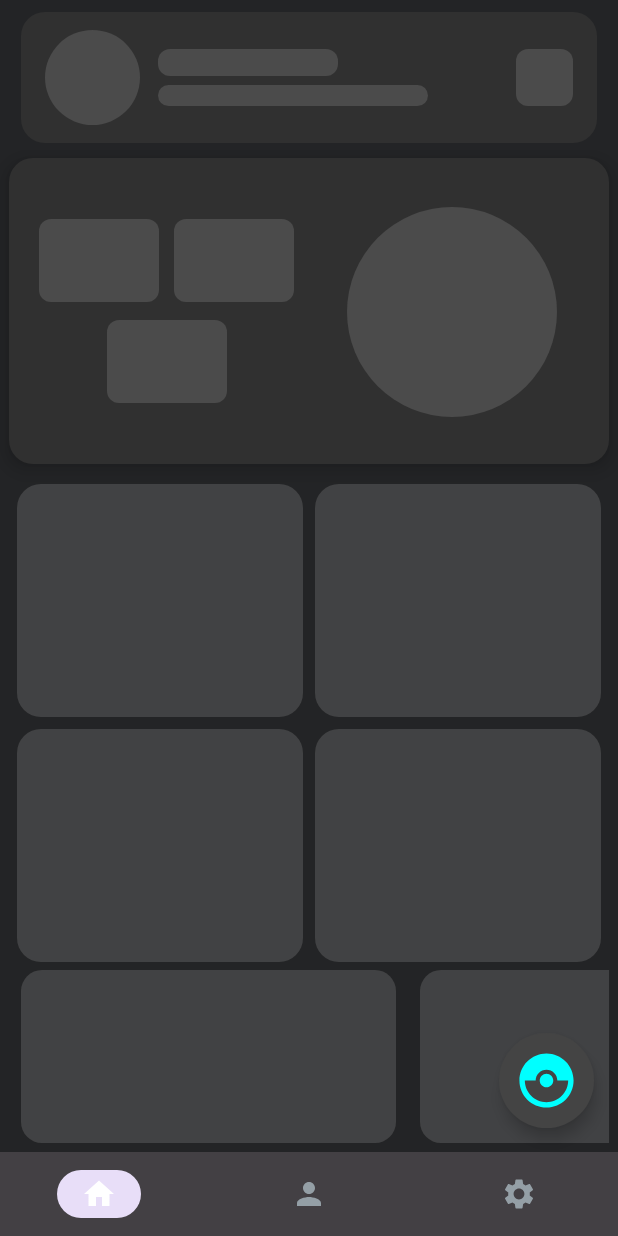
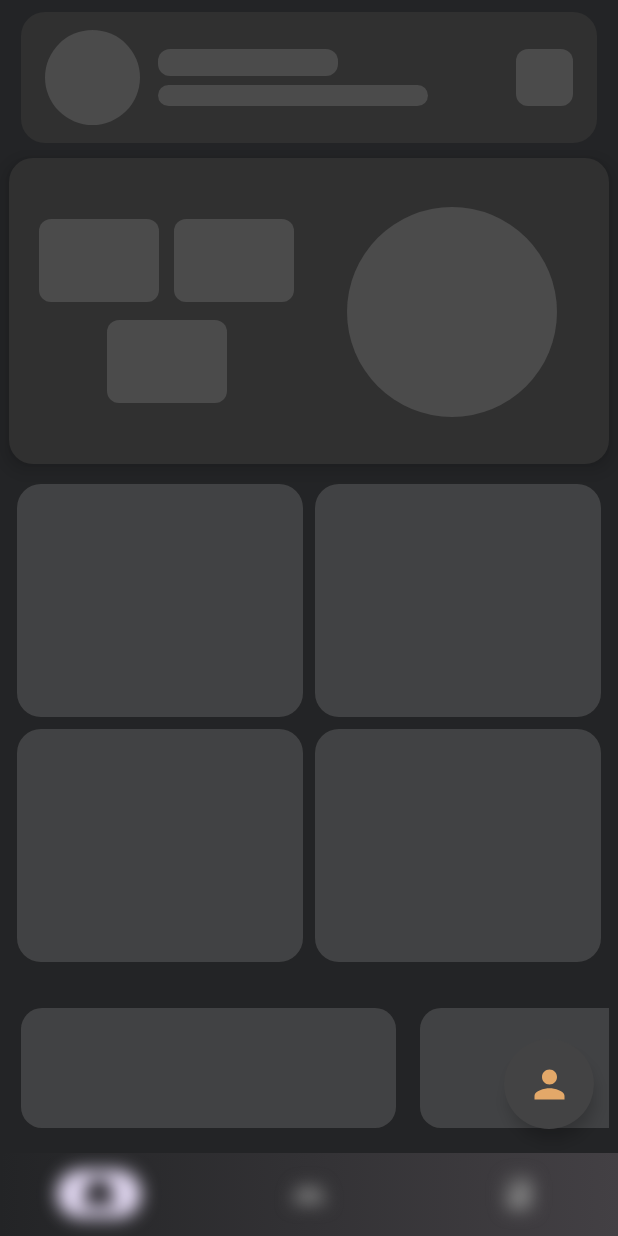
Before and after one commit to Yuvaraj-Rathod/Siddhi, an Android app built with Jetpack Compose: the HomeScreen screen opened through its navigation route, on a phone screen of 412 x 824 dp. Run offline under Robolectric (Android 15) with nearby library versions, the light colour scheme and no system bars; our stand-ins replace Dagger/Hilt's generated code, Shimmer, accompanist; pictures from the network do not load.

Commit message:
Updated HomeScreen UI

```diff
--- a/app/src/main/java/com/edtech/siddhi/screens/homescreen/BottomNavigationBar.kt
+++ b/app/src/main/java/com/edtech/siddhi/screens/homescreen/BottomNavigationBar.kt
@@ -1,12 +1,11 @@
 package com.edtech.siddhi.screens.homescreen
 
+import androidx.compose.animation.animateContentSize
 import androidx.compose.foundation.layout.fillMaxWidth
-import androidx.compose.foundation.layout.height
-import androidx.compose.foundation.layout.size
+
 import androidx.compose.material.icons.Icons
 import androidx.compose.material.icons.filled.Home
-import androidx.compose.material.icons.filled.Person
-import androidx.compose.material.icons.filled.Settings
+
 import androidx.compose.material3.Icon
 import androidx.compose.material3.NavigationBar
 import androidx.compose.material3.NavigationBarItem
@@ -18,55 +17,90 @@ import androidx.compose.ui.graphics.vector.ImageVector
 import androidx.compose.ui.unit.dp
 import androidx.navigation.NavController
 import androidx.navigation.compose.currentBackStackEntryAsState
-import com.edtech.siddhi.ui.theme.CadetGray
+
+import androidx.compose.foundation.background
+import androidx.compose.foundation.layout.Box
+import androidx.compose.foundation.layout.fillMaxSize
+import androidx.compose.foundation.layout.fillMaxWidth
+import androidx.compose.foundation.shape.RoundedCornerShape
+import androidx.compose.material3.*
+
+import androidx.compose.ui.draw.blur
+import androidx.compose.ui.draw.shadow
+
+import androidx.navigation.compose.rememberNavController
+import androidx.compose.foundation.layout.padding
+import androidx.compose.foundation.layout.height
+import androidx.compose.foundation.layout.wrapContentHeight
+import androidx.compose.foundation.layout.wrapContentSize
+
+import androidx.compose.material.icons.filled.Home
+import androidx.compose.material.icons.filled.Android
+import androidx.compose.material.icons.filled.Book
+import androidx.compose.ui.draw.clip
+import androidx.compose.ui.graphics.Brush
+import androidx.compose.ui.graphics.graphicsLayer
+import androidx.compose.ui.unit.sp
+import androidx.navigation.compose.currentBackStackEntryAsState
+import androidx.navigation.compose.NavHost
+import androidx.navigation.compose.composable
 import com.edtech.siddhi.ui.theme.DarkOnyx
+import com.edtech.siddhi.ui.theme.RaisinBlack
+import com.edtech.siddhi.ui.theme.SoftCaramel
+
+// Define bottom navigation items
+data class BottomNavItem(val route: String, val title: String, val icon: ImageVector)
 
 @Composable
-fun BottomNavigationBar(navController: NavController) {
-    val navigationItems = listOf(
-        NavigationItem.Home,
-        NavigationItem.Profile,
-        NavigationItem.Settings
+fun BottomNavBar(navController: NavController) {
+    val items = listOf(
+        BottomNavItem("home", "Home", Icons.Default.Home),
+        BottomNavItem("bot", "Bot", Icons.Default.Android),
+        BottomNavItem("dsa", "DSA", Icons.Default.Book)
     )
 
-    val currentRoute by navController.currentBackStackEntryAsState()
-    val selectedIndex = navigationItems.indexOfFirst { it.route == currentRoute?.destination?.route }
-        .takeIf { it != -1 } ?: 0
+    val navBackStackEntry = navController.currentBackStackEntryAsState()
+    val currentRoute = navBackStackEntry.value?.destination?.route
 
-    NavigationBar(
+    Box(
         modifier = Modifier
             .fillMaxWidth()
-            .height(56.dp), // Reduced height
-        containerColor = DarkOnyx
+            .height(55.dp)
+            .background(
+                brush = Brush.horizontalGradient( // Gradient from left to right
+                    colors = listOf(RaisinBlack, DarkOnyx)
+                )
+            )
+            .blur(10.dp) // Glass effect
     ) {
-        navigationItems.forEachIndexed { index, item ->
+        NavigationBar(
+            modifier = Modifier.fillMaxSize(),
+            containerColor = Color.Transparent // Keeps gradient visible
+        ) {
+            items.forEach { item ->
+                val isSelected = currentRoute == item.route
+
                 NavigationBarItem(
-                selected = selectedIndex == index,
+                    selected = isSelected,
                     onClick = {
-                    if (currentRoute?.destination?.route != item.route) {
-                        navController.navigate(item.route) {
-                            popUpTo(navController.graph.startDestinationId) { saveState = true }
-                            launchSingleTop = true
-                            restoreState = true
-                        }
+                        if (!isSelected) {
+                            navController.navigate(item.route)
                         }
                     },
                     icon = {
                         Icon(
-                        imageVector = item.icon,
+                            item.icon,
                             contentDescription = item.title,
-                        modifier = Modifier.size(24.dp), // Reduced icon size
-                        tint = if (selectedIndex == index) Color.White else CadetGray
+                            tint = if (isSelected) Color.Black else Color.Gray, // Highlight effect
+                            modifier = Modifier.graphicsLayer(
+                                scaleX = if (isSelected) 1.2f else 1.0f,
+                                scaleY = if (isSelected) 1.2f else 1.0f
+                            ).animateContentSize()
                         )
                     },
-                alwaysShowLabel = false // Hides labels for a cleaner look
+                    alwaysShowLabel = false
                 )
             }
         }
     }
-
-sealed class NavigationItem(val title: String, val icon: ImageVector, val route: String) {
-    object Home : NavigationItem("Home", Icons.Default.Home, "home")
-    object Profile : NavigationItem("Profile", Icons.Default.Person, "profile")
-    object Settings : NavigationItem("Settings", Icons.Default.Settings, "settings")
 }
--- a/app/src/main/java/com/edtech/siddhi/screens/homescreen/HomeScreen.kt
+++ b/app/src/main/java/com/edtech/siddhi/screens/homescreen/HomeScreen.kt
@@ -1,4 +1,5 @@
 package com.edtech.siddhi.screens.homescreen
+
 
 import CodingPlatformSection
 import androidx.compose.foundation.Image
@@ -9,6 +10,8 @@ import androidx.compose.foundation.shape.CircleShape
 import androidx.compose.foundation.verticalScroll
 import androidx.compose.material.icons.Icons
 import androidx.compose.material.icons.filled.Add
+import androidx.compose.material.icons.filled.AddAPhoto
+import androidx.compose.material.icons.filled.Android
 import androidx.compose.material.icons.filled.AssistWalker
 import androidx.compose.material.icons.filled.Assistant
 import androidx.compose.material.icons.filled.CatchingPokemon
@@ -22,6 +25,7 @@ import androidx.compose.material3.*
 import androidx.compose.runtime.*
 import androidx.compose.ui.Alignment
 import androidx.compose.ui.Modifier
+import androidx.compose.ui.graphics.Brush
 import androidx.compose.ui.graphics.Color
 import androidx.compose.ui.graphics.vector.ImageVector
 import androidx.compose.ui.text.font.FontWeight
@@ -52,7 +56,7 @@ fun HomeScreen(navController: NavController) {
     val isLoading = user == null || profile == null
 
     LaunchedEffect(Unit) {
-        viewModel.getUser("Ankush3323")
+        viewModel.getUser("Yuvaraj_Rathod_")
         viewModel.getProfile("Ankush3323")
     }
 
@@ -60,19 +64,19 @@ fun HomeScreen(navController: NavController) {
         floatingActionButton = {
             FloatingActionButton(
                 onClick = { navController.navigate("bot") },
-                containerColor = Color.DarkGray,
+                containerColor = Color(0xFF434344),
                 shape = CircleShape,
-                modifier = Modifier.size(63.dp)
+                modifier = Modifier.size(60.dp)
             ) {
                 Icon(
-                    imageVector = Icons.Filled.CatchingPokemon,
-                    contentDescription = "Add",
-                    tint = Color.Cyan,
-                    modifier = Modifier.size(43.dp)
+                    imageVector = Icons.Filled.Person,
+                    contentDescription = "person",
+                    tint =  Color(0xFFE3A869),
+                    modifier = Modifier.size(30.dp)
                 )
             }
         },
-        bottomBar = { BottomNavigationBar(navController) }
+        bottomBar = { BottomNavBar(navController) }
     ) { paddingValues ->
         Column(
             modifier = Modifier
@@ -81,23 +85,20 @@ fun HomeScreen(navController: NavController) {
                 .padding(horizontal = 6.dp, vertical = 6.dp),
             horizontalAlignment = Alignment.CenterHorizontally
         ) {
-            // Profile Section
+            // User Profile Section
             if (isLoading) ProfileSectionSkeleton() else ProfileSection(user, navController)
 
-            // LeetCode Profile Section
-            Box(modifier = Modifier.fillMaxWidth().height(220.dp)) {
-                if (isLoading) LeetCodeProfileSkeleton() else LeetCodeProfileSection(viewModel)
-            }
+
+            // Let code Profile Section
+            if (isLoading) LeetCodeProfileSkeleton() else LeetCodeProfileSection(viewModel)
+
 
             // Coding Platforms Section
             if (isLoading) CodingPlatformSkeleton() else CodingPlatformSection(Modifier.fillMaxWidth())
 
 
             // Subjects Section
-            if (isLoading) SubjectSkeleton() else SubjectSection(                               //CORE TOPICS
-                navController = navController,
-                modifier = Modifier.fillMaxWidth()
-            )
+            if (isLoading) SubjectSkeleton() else SubjectSection( navController = navController, modifier = Modifier.fillMaxWidth())
 
         }
     }
--- a/app/src/main/java/com/edtech/siddhi/screens/homescreen/SubjectSection.kt
+++ b/app/src/main/java/com/edtech/siddhi/screens/homescreen/SubjectSection.kt
@@ -104,7 +104,7 @@ fun SubjectCard(cardData: CardData) {
             Row(
                 modifier = Modifier
                     .align(Alignment.BottomEnd)
-                    .padding(bottom = 6.dp, end = 12.dp),
+                    .padding(bottom = 3.dp, end = 12.dp),
                 verticalAlignment = Alignment.CenterVertically
             ) {
                 Icon(
--- a/app/src/main/java/com/edtech/siddhi/skeletalloading/SubjectSectionSkeletalLoading.kt
+++ b/app/src/main/java/com/edtech/siddhi/skeletalloading/SubjectSectionSkeletalLoading.kt
@@ -5,6 +5,7 @@ import androidx.compose.foundation.layout.*
 import androidx.compose.foundation.lazy.LazyRow
 import androidx.compose.foundation.shape.RoundedCornerShape
 import androidx.compose.runtime.Composable
+import androidx.compose.ui.Modifier
 import androidx.compose.ui.unit.dp
 
 
@@ -12,8 +13,10 @@ import androidx.compose.ui.unit.dp
 @Composable
 fun SubjectSkeleton() {
     LazyRow(
+        modifier = Modifier.padding(top = 25.dp).height(80.dp),
         contentPadding = PaddingValues(horizontal = 8.dp),
         horizontalArrangement = Arrangement.spacedBy(16.dp)
+
     ) {
         items(3) {
             ShimmerBox(height = 120.dp, width = 250.dp, shape = RoundedCornerShape(14.dp))
```
Also changed, not shown: app/src/main/java/com/edtech/siddhi/screens/homescreen/LeetcodeProfileSection.kt (+51 -15 lines). Lines whose indentation alone changed are shown as unchanged.
